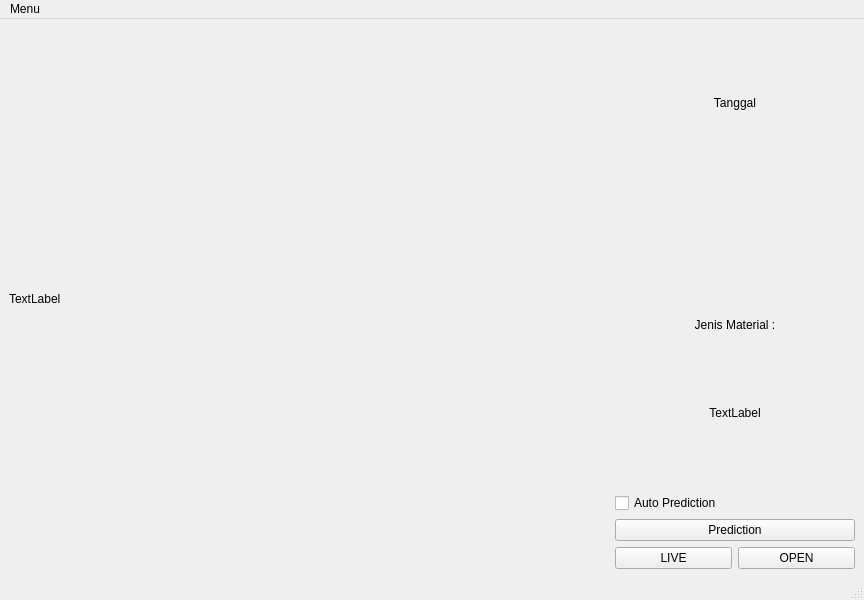
The window that gui/mainMenu.ui (kaconk17/project_skripsi) describes before a commit, drawn with Qt 5.
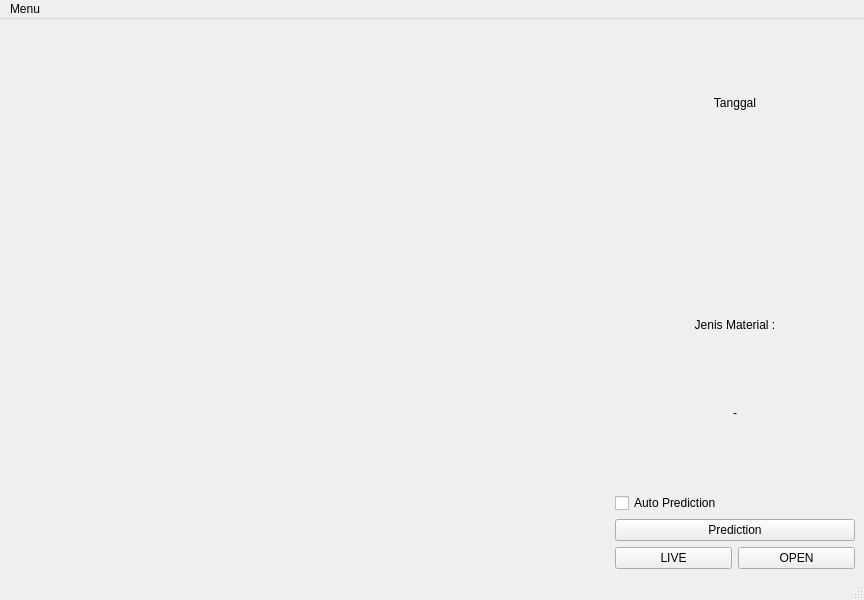
The same window after the commit.

Commit message: fix close app

The edit to the form file:
```diff
--- a/gui/mainMenu.ui
+++ b/gui/mainMenu.ui
@@ -26,7 +26,7 @@
          </size>
         </property>
         <property name="text">
-         <string>TextLabel</string>
+         <string/>
         </property>
        </widget>
       </item>
@@ -61,7 +61,7 @@
            <string notr="true">font: 40pt &quot;.SF NS Text&quot;;</string>
           </property>
           <property name="text">
-           <string>TextLabel</string>
+           <string>-</string>
           </property>
           <property name="alignment">
            <set>Qt::AlignCenter</set>
```
The commit also changes 1 other file.
